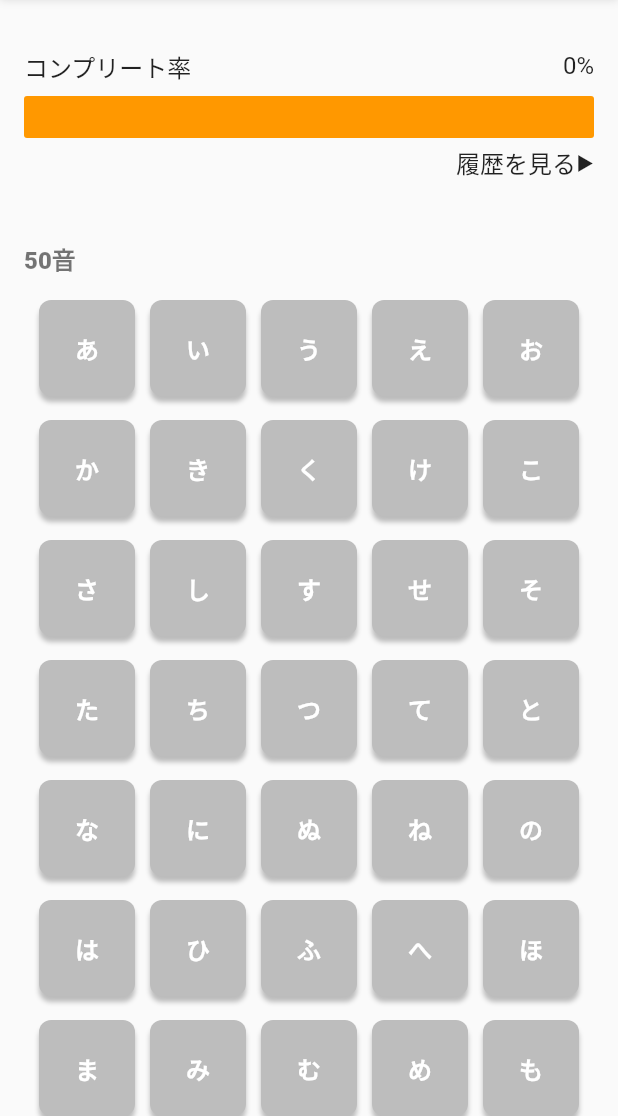
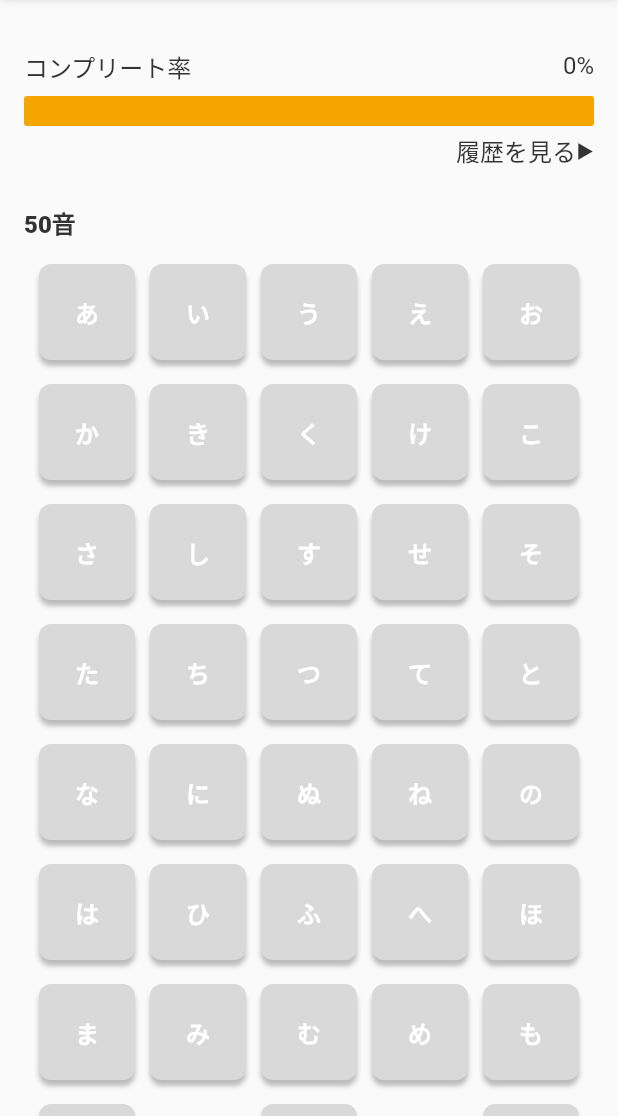
Before and after one commit to batacon/uchugo_collection, a Flutter app: the screen it shows after launch, on a phone screen of 412 x 824 dp, the part 120-1236 px from its top. Run offline on Flutter 3.47's test engine with Material 2 defaults, Android fonts, the light colour scheme and no system bars; our stand-ins replace flutter_riverpod, flutter_svg, freezed_annotation, shared_preferences.

Commit message:
デザインを修正

```diff
--- a/lib/components/char_box.dart
+++ b/lib/components/char_box.dart
@@ -1,4 +1,5 @@
 import 'package:flutter/material.dart';
+import 'package:uchugo_collection/constants/custom_color.dart';
 
 class CharBox extends StatelessWidget {
   const CharBox({
@@ -18,7 +19,7 @@ class CharBox extends StatelessWidget {
       width: size,
       height: size,
       decoration: BoxDecoration(
-        color: isChecked ? Colors.blue : Colors.grey[400],
+        color: isChecked ? CustomColor.primary : CustomColor.gray,
         borderRadius: const BorderRadius.all(Radius.circular(8)),
         boxShadow: const [
           BoxShadow(
--- a/lib/components/completion_rate_section.dart
+++ b/lib/components/completion_rate_section.dart
@@ -1,5 +1,6 @@
 import 'package:flutter/material.dart';
 import 'package:flutter_riverpod/flutter_riverpod.dart';
+import 'package:uchugo_collection/constants/custom_color.dart';
 import 'package:uchugo_collection/pages/history_page.dart';
 import 'package:uchugo_collection/providers/checked_kana_chars_provider.dart';
 
@@ -52,9 +53,9 @@ class CompletionRateSection extends ConsumerWidget {
         return ClipRRect(
           borderRadius: const BorderRadius.all(Radius.circular(2)),
           child: LinearProgressIndicator(
-            backgroundColor: Colors.orange,
-            valueColor: const AlwaysStoppedAnimation<Color>(Colors.blue),
-            minHeight: 28,
+            backgroundColor: CustomColor.accent,
+            valueColor: const AlwaysStoppedAnimation<Color>(CustomColor.primary),
+            minHeight: 20,
             value: value,
           ),
         );
--- a/lib/components/kana_char_dialog.dart
+++ b/lib/components/kana_char_dialog.dart
@@ -1,5 +1,6 @@
 import 'package:flutter/material.dart';
 import 'package:flutter_riverpod/flutter_riverpod.dart';
+import 'package:uchugo_collection/constants/custom_color.dart';
 import 'package:uchugo_collection/providers/checked_kana_chars_provider.dart';
 import 'package:uchugo_collection/providers/selected_date_provider.dart';
 
@@ -72,11 +73,11 @@ class KanaCharDialog extends ConsumerWidget {
         padding: const EdgeInsets.symmetric(vertical: 16, horizontal: 20),
         decoration: BoxDecoration(
           borderRadius: BorderRadius.circular(16),
-          color: Colors.grey.shade100,
+          color: CustomColor.grayLight,
         ),
         child: Row(
           children: [
-            const Icon(Icons.calendar_today_outlined, size: 16, color: Colors.blue),
+            const Icon(Icons.calendar_today_outlined, size: 16, color: CustomColor.primary),
             const SizedBox(width: 8),
             Text('${selectedDate.year}-${selectedDate.month}-${selectedDate.day}'),
           ],
--- /dev/null
+++ b/lib/constants/custom_color.dart
@@ -0,0 +1,10 @@
+import 'dart:ui';
+
+class CustomColor {
+  static const Color primary = Color(0xFF3B82C4);
+  static const Color accent = Color(0xFFF5A500);
+  static const Color gray = Color(0xFFD9D9D9);
+  static const Color grayLight = Color(0xFFF6F6F6);
+  static const Color text = Color(0xFF333333);
+  static const Color textMuted = Color(0xFF959595);
+}
--- a/lib/main.dart
+++ b/lib/main.dart
@@ -2,6 +2,7 @@ import 'package:flutter/cupertino.dart';
 import 'package:flutter/material.dart';
 import 'package:flutter_localizations/flutter_localizations.dart';
 import 'package:flutter_riverpod/flutter_riverpod.dart';
+import 'package:uchugo_collection/constants/custom_theme.dart';
 import 'package:uchugo_collection/pages/home_page.dart';
 
 void main() {
@@ -17,16 +18,7 @@ class MainApp extends StatelessWidget {
     return MaterialApp(
       title: '宇宙語図鑑',
       home: const HomePage(),
-      theme: ThemeData(
-        primarySwatch: Colors.blue,
-        textTheme: const TextTheme(
-          headline1: TextStyle(fontSize: 20, fontWeight: FontWeight.w900),
-          headline2: TextStyle(fontSize: 18, fontWeight: FontWeight.w900),
-          headline3: TextStyle(fontSize: 16, fontWeight: FontWeight.w900),
-          bodyText1: TextStyle(fontSize: 18),
-          bodyText2: TextStyle(fontSize: 16),
-        ),
-      ),
+      theme: customTheme,
       localizationsDelegates: const [
         ...GlobalMaterialLocalizations.delegates,
         GlobalWidgetsLocalizations.delegate,
--- a/lib/pages/history_page.dart
+++ b/lib/pages/history_page.dart
@@ -47,7 +47,7 @@ class HistoryPage extends ConsumerWidget {
           return Column(
             crossAxisAlignment: CrossAxisAlignment.start,
             children: [
-              HistoryListItem(kanaChar, isOdd: kanaChars.indexOf(kanaChar) % 2 == 0),
+              HistoryListItem(kanaChar, isOdd: (kanaChars.indexOf(kanaChar) + 1).isOdd),
               if (kanaChar != kanaChars.last)
                 SvgPicture.asset('assets/icons/orange_dots_icon.svg', width: 40, height: 32),
             ],
--- a/lib/pages/home_page.dart
+++ b/lib/pages/home_page.dart
@@ -21,7 +21,7 @@ class HomePage extends ConsumerWidget {
           child: Column(
             children: [
               const CompletionRateSection(),
-              const SizedBox(height: 40),
+              const SizedBox(height: 24),
               _buildCharsListSection(context, '50音', gojuonCharsList),
               const SizedBox(height: 4),
               _buildCharsListSection(context, '濁音&半濁音', dakuonHandakuonCharsList),
```
Also changed, not shown: lib/constants/custom_theme.dart (added, +35 -0 lines).
